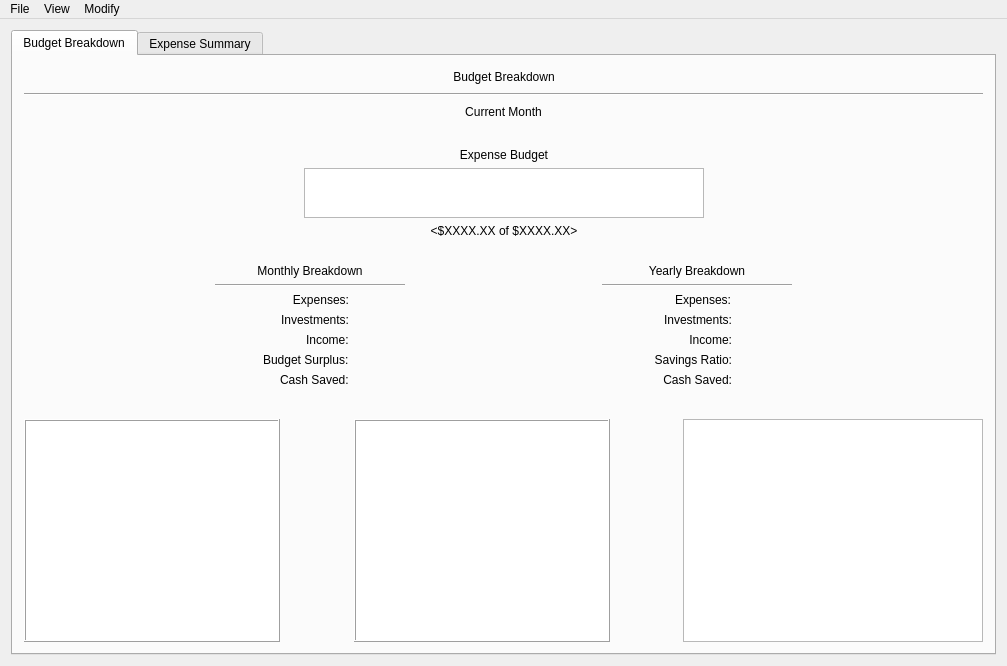
Old version of the form CashFlowManager/mainwindow.ui in the repository epw7856/CashFlowManager.
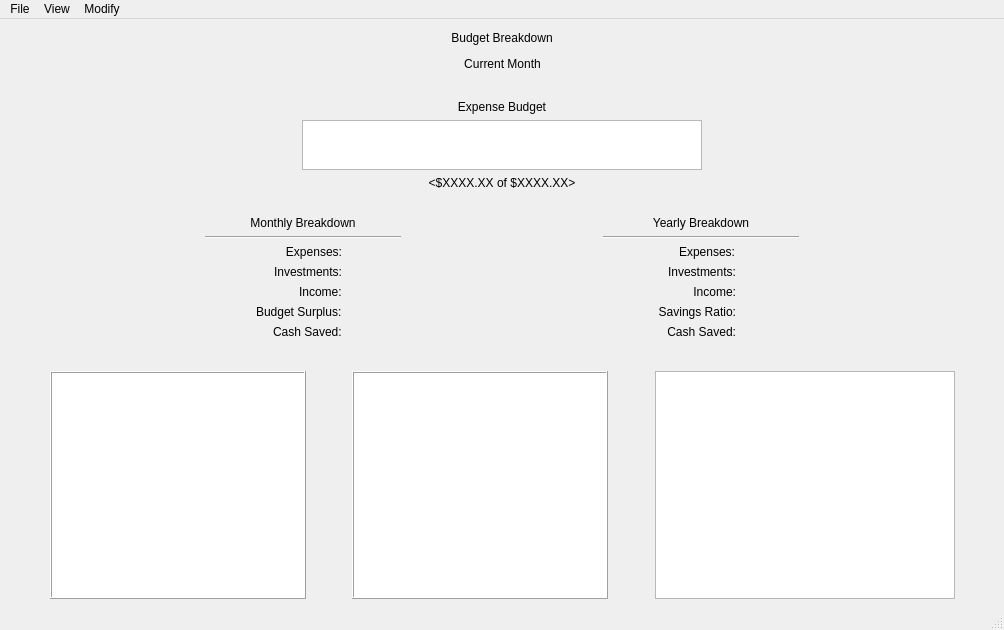
New version of the form. Custom widgets are drawn as their Qt base class.

Commit message: Removed the tabbed layout of the Main Window.

The edit to the form file:
```diff
--- a/CashFlowManager/mainwindow.ui
+++ b/CashFlowManager/mainwindow.ui
@@ -6,8 +6,8 @@
    <rect>
     <x>0</x>
     <y>0</y>
-    <width>1007</width>
-    <height>666</height>
+    <width>1004</width>
+    <height>630</height>
    </rect>
   </property>
   <property name="windowTitle">
@@ -16,18 +16,6 @@
   <widget class="QWidget" name="centralWidget">
    <layout class="QVBoxLayout" name="verticalLayout_2">
     <item>
-     <widget class="QTabWidget" name="tabMainWindow">
-      <property name="currentIndex">
-       <number>0</number>
-      </property>
-      <widget class="QWidget" name="tabBudgetBreakdown">
-       <attribute name="title">
-        <string>Budget Breakdown</string>
-       </attribute>
-       <layout class="QVBoxLayout" name="verticalLayout_3">
-        <item>
-         <layout class="QVBoxLayout" name="verticalLayout">
-          <item>
            <layout class="QHBoxLayout" name="layoutTitle">
             <item>
              <spacer name="horizontalSpacer">
@@ -67,13 +55,6 @@
             </item>
            </layout>
           </item>
-          <item>
-           <widget class="Line" name="line_3">
-            <property name="orientation">
-             <enum>Qt::Horizontal</enum>
-            </property>
-           </widget>
-          </item>
           <item>
            <layout class="QHBoxLayout" name="layoutMonth">
             <item>
@@ -517,10 +498,21 @@
             </item>
            </layout>
           </item>
-         </layout>
-        </item>
         <item>
          <layout class="QHBoxLayout" name="layoutTables">
+      <item>
+       <spacer name="horizontalSpacer_13">
+        <property name="orientation">
+         <enum>Qt::Horizontal</enum>
+        </property>
+        <property name="sizeHint" stdset="0">
+         <size>
+          <width>40</width>
+          <height>20</height>
+         </size>
+        </property>
+       </spacer>
+      </item>
           <item>
            <layout class="QVBoxLayout" name="verticalLayout_10">
             <item>
@@ -665,21 +657,20 @@
             </item>
            </layout>
           </item>
-         </layout>
-        </item>
-       </layout>
-      </widget>
-      <widget class="QWidget" name="tabExpenseSummary">
-       <attribute name="title">
-        <string>Expense Summary</string>
-       </attribute>
-       <layout class="QVBoxLayout" name="verticalLayout_5">
         <item>
-         <layout class="QVBoxLayout" name="verticalLayout_4"/>
-        </item>
-       </layout>
-      </widget>
-     </widget>
+       <spacer name="horizontalSpacer_14">
+        <property name="orientation">
+         <enum>Qt::Horizontal</enum>
+        </property>
+        <property name="sizeHint" stdset="0">
+         <size>
+          <width>40</width>
+          <height>20</height>
+         </size>
+        </property>
+       </spacer>
+      </item>
+     </layout>
     </item>
    </layout>
   </widget>
@@ -688,7 +679,7 @@
     <rect>
      <x>0</x>
      <y>0</y>
-     <width>1007</width>
+     <width>1004</width>
      <height>21</height>
     </rect>
    </property>
@@ -712,7 +703,7 @@
     <addaction name="actionMiscellaneous_Expenses"/>
     <addaction name="actionAutomatic_Monthly_Payments"/>
    </widget>
-   <widget class="QMenu" name="menuAdd">
+   <widget class="QMenu" name="menuModify">
     <property name="title">
      <string>Modify</string>
     </property>
@@ -731,8 +722,9 @@
    </widget>
    <addaction name="menuFile"/>
    <addaction name="menuView"/>
-   <addaction name="menuAdd"/>
+   <addaction name="menuModify"/>
   </widget>
+  <widget class="QStatusBar" name="statusbar"/>
   <action name="actionExit">
    <property name="text">
     <string>Exit</string>
@@ -824,7 +816,6 @@
    </property>
   </action>
  </widget>
- <layoutdefault spacing="6" margin="11"/>
  <customwidgets>
   <customwidget>
    <class>QChartView</class>
```
Left out of the diff: 110 changed lines with no effect on the pictures. Lines whose indentation alone changed are shown as unchanged. The commit also changes 1 other file.
